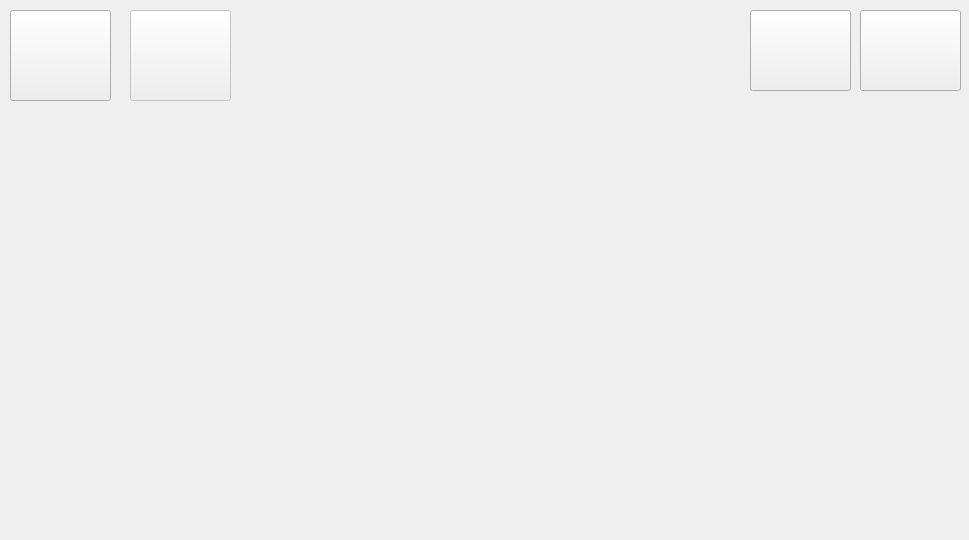
Qt form design/manager_view.ui (CHRI-Lab/choose_adaptive_words) before a commit.
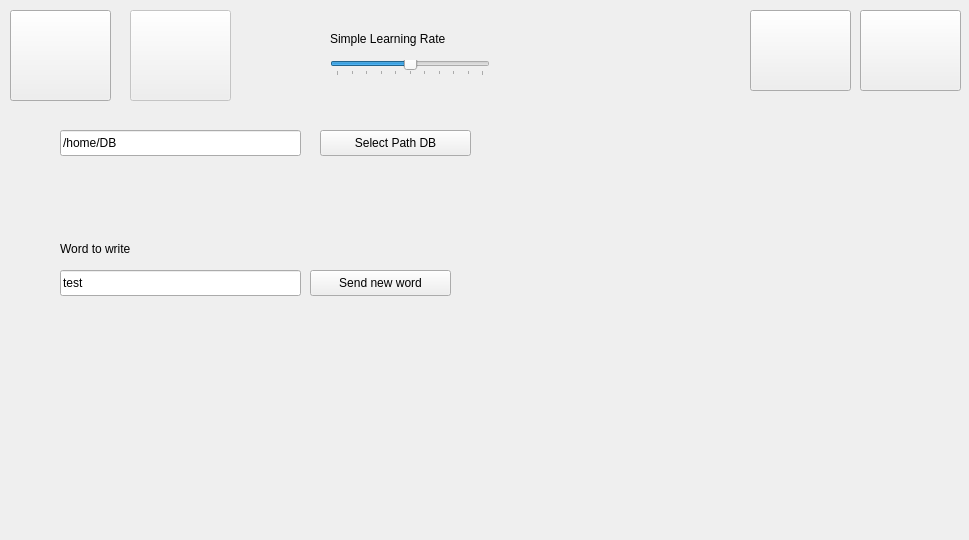
The same form after that commit. Icons and pictures are not drawn.

Commit message: adding word to write in manager view

What changed in the file:
```diff
--- a/design/manager_view.ui
+++ b/design/manager_view.ui
@@ -120,6 +120,115 @@
     </size>
    </property>
   </widget>
+  <widget class="QSlider" name="horizontalSlider">
+   <property name="geometry">
+    <rect>
+     <x>330</x>
+     <y>60</y>
+     <width>160</width>
+     <height>16</height>
+    </rect>
+   </property>
+   <property name="maximum">
+    <number>100</number>
+   </property>
+   <property name="singleStep">
+    <number>5</number>
+   </property>
+   <property name="value">
+    <number>50</number>
+   </property>
+   <property name="orientation">
+    <enum>Qt::Horizontal</enum>
+   </property>
+   <property name="tickPosition">
+    <enum>QSlider::TicksBelow</enum>
+   </property>
+   <property name="tickInterval">
+    <number>10</number>
+   </property>
+  </widget>
+  <widget class="QLabel" name="label">
+   <property name="geometry">
+    <rect>
+     <x>330</x>
+     <y>30</y>
+     <width>201</width>
+     <height>18</height>
+    </rect>
+   </property>
+   <property name="text">
+    <string>Simple Learning Rate</string>
+   </property>
+  </widget>
+  <widget class="QPushButton" name="buttonPathDialog">
+   <property name="geometry">
+    <rect>
+     <x>320</x>
+     <y>130</y>
+     <width>151</width>
+     <height>26</height>
+    </rect>
+   </property>
+   <property name="text">
+    <string>Select Path DB</string>
+   </property>
+  </widget>
+  <widget class="QLineEdit" name="pathText">
+   <property name="geometry">
+    <rect>
+     <x>60</x>
+     <y>130</y>
+     <width>241</width>
+     <height>26</height>
+    </rect>
+   </property>
+   <property name="text">
+    <string>/home/DB</string>
+   </property>
+  </widget>
+  <widget class="QLineEdit" name="wordText">
+   <property name="geometry">
+    <rect>
+     <x>60</x>
+     <y>270</y>
+     <width>241</width>
+     <height>26</height>
+    </rect>
+   </property>
+   <property name="inputMask">
+    <string comment="N"/>
+   </property>
+   <property name="text">
+    <string>test</string>
+   </property>
+  </widget>
+  <widget class="QLabel" name="label_2">
+   <property name="geometry">
+    <rect>
+     <x>60</x>
+     <y>240</y>
+     <width>131</width>
+     <height>18</height>
+    </rect>
+   </property>
+   <property name="text">
+    <string>Word to write</string>
+   </property>
+  </widget>
+  <widget class="QPushButton" name="buttonWordToWrite">
+   <property name="geometry">
+    <rect>
+     <x>310</x>
+     <y>270</y>
+     <width>141</width>
+     <height>26</height>
+    </rect>
+   </property>
+   <property name="text">
+    <string>Send new word</string>
+   </property>
+  </widget>
  </widget>
  <resources/>
  <connections/>
```
The commit also changes 1 other file.
